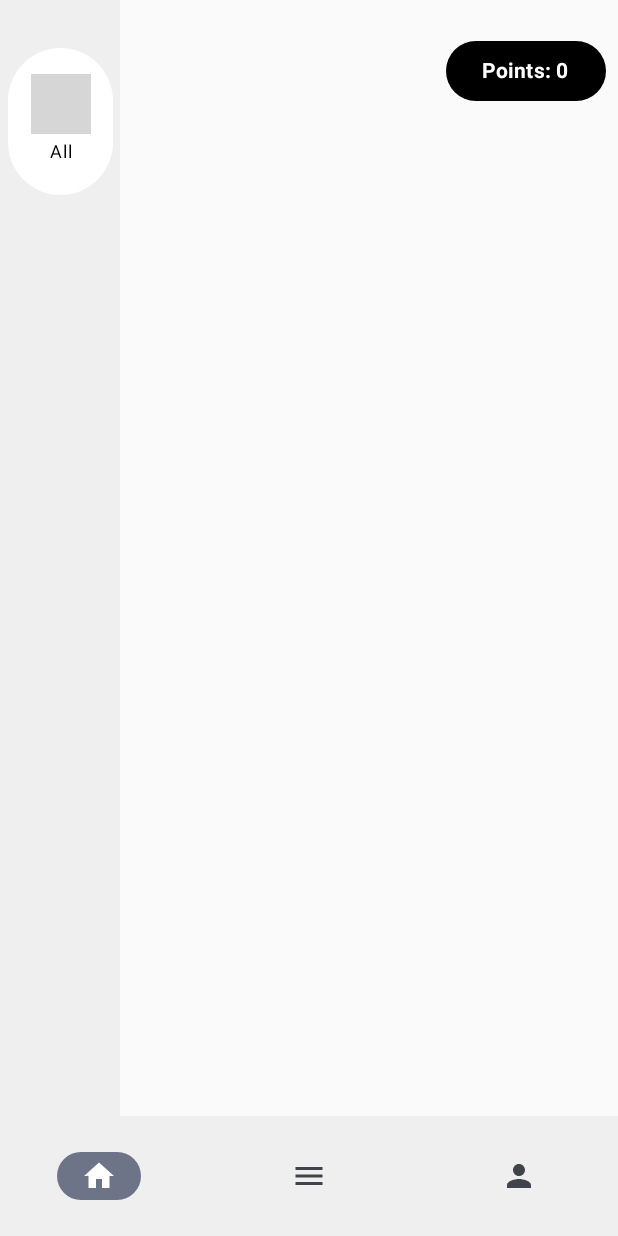
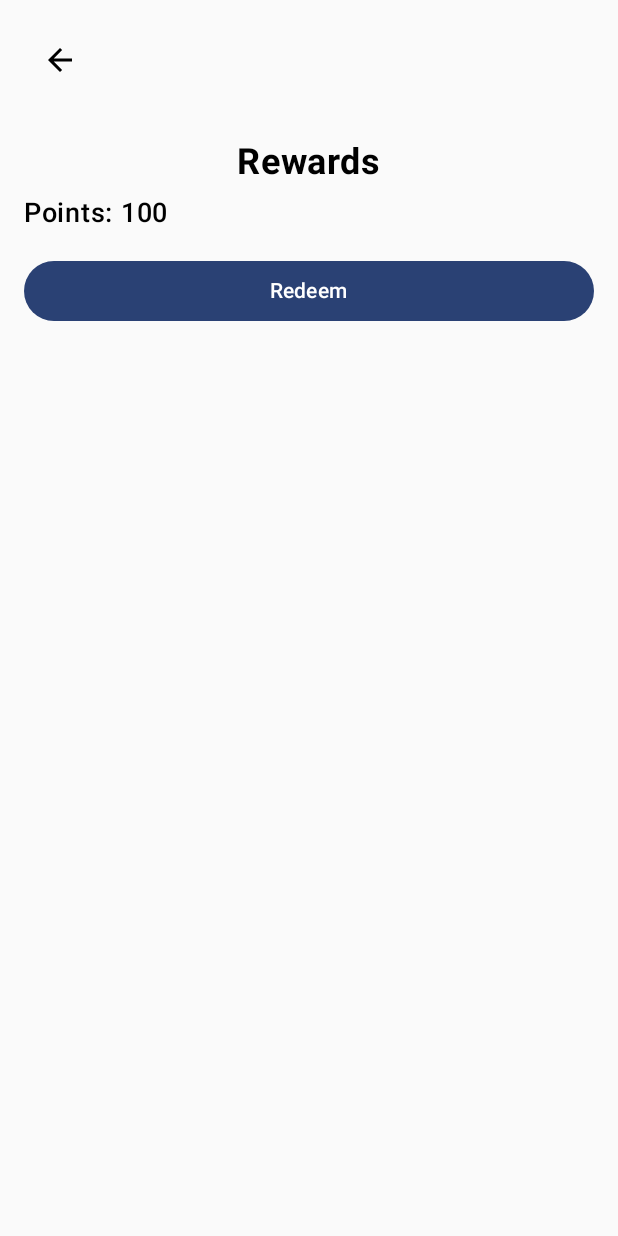
Before and after one commit to SookTengggg/UnderBigTreeApplication, an Android app built with Jetpack Compose: the CustHomeScreen screen opened through its navigation route, after a tap on an icon or button, on a phone screen of 412 x 824 dp. Run offline under Robolectric (Android 15) with nearby library versions, the phone set to English and light mode, and no system bars; our stand-ins replace Firebase (no records; nobody signed in at launch, a user with empty details on screens opened directly), Room's generated code, livedata-compose; grey boxes are pictures that could not be loaded.

Commit message:
Order+Redeem(just ui)

```diff
--- a/app/src/main/java/com/example/underbigtreeapplication/navigation/NavigationFlow.kt
+++ b/app/src/main/java/com/example/underbigtreeapplication/navigation/NavigationFlow.kt
@@ -16,11 +16,11 @@ import com.example.underbigtreeapplication.ui.customerHomePage.CustHomeScreen
 import com.example.underbigtreeapplication.ui.loginPage.LoginScreen
 import com.example.underbigtreeapplication.ui.order.OrderScreen
 import com.example.underbigtreeapplication.ui.order.OrderSummaryScreen
-import com.example.underbigtreeapplication.ui.order.UpdateOrderScreen
 import com.example.underbigtreeapplication.ui.payment.BankPaymentScreen
 import com.example.underbigtreeapplication.ui.payment.BankPaymentSuccess
 import com.example.underbigtreeapplication.ui.payment.TngPaymentScreen
 import com.example.underbigtreeapplication.ui.payment.TngPaymentSuccess
+import com.example.underbigtreeapplication.ui.pointPage.RewardsScreen
 import com.example.underbigtreeapplication.ui.signupPage.SignupScreen
 import com.example.underbigtreeapplication.ui.welcomePage.WelcomeScreen
 import com.example.underbigtreeapplication.viewModel.CartViewModel
@@ -92,6 +92,13 @@ fun NavigationFlow(navController: NavHostController) {
             )
         }
 
+        composable("point") {
+            RewardsScreen(
+                onBackClick = { navController.popBackStack() },
+                onRedeemClick={}
+            )
+        }
+
         composable("order/{foodId}") {backStackEntry ->
             val foodId = backStackEntry.arguments?.getString("foodId") ?: ""
             OrderScreen(
@@ -111,10 +118,6 @@ fun NavigationFlow(navController: NavHostController) {
                 navController,
                 onBackClick = { navController.popBackStack() },
             )
-        }
-
-        composable("updateOrder") {
-            UpdateOrderScreen()
         }
 
         composable("tngPayment/{totalAmount}") { backStackEntry ->
--- a/app/src/main/java/com/example/underbigtreeapplication/ui/customerHomePage/CustHomeScreen.kt
+++ b/app/src/main/java/com/example/underbigtreeapplication/ui/customerHomePage/CustHomeScreen.kt
@@ -109,7 +109,7 @@ fun CustHomeScreen(points: Int, modifier: Modifier = Modifier, viewModel: CustHo
                         Modifier.fillMaxWidth().padding(bottom = 8.dp),
                         horizontalArrangement = Arrangement.End
                     ) {
-                        Points(points = points, onClick = {/*TODO*/ })
+                        Points(points = points, onClick = {navController.navigate("point")})
                     }
 
                     TopCategory(
@@ -141,7 +141,7 @@ fun CustHomeScreen(points: Int, modifier: Modifier = Modifier, viewModel: CustHo
             }
             if (cartItems.isNotEmpty()) {
                 FloatingActionButton(
-                    onClick = { /*TODO*/ },
+                    onClick = { navController.navigate("orderSummaryScreen") },
                     modifier = Modifier
                         .align(alignment = Alignment.BottomEnd)
                         .padding(24.dp)
@@ -169,7 +169,7 @@ fun CustHomeScreen(points: Int, modifier: Modifier = Modifier, viewModel: CustHo
                 )
 
                 Column(Modifier.fillMaxSize()) {
-                    Points(points = points, onClick = {/* TODO */ })
+                    Points(points = points, onClick = {navController.navigate("point")})
 
                     val filteredItems = if (selectedCategory == "All") {
                         menus
--- a/app/src/main/java/com/example/underbigtreeapplication/ui/order/OrderSummaryScreen.kt
+++ b/app/src/main/java/com/example/underbigtreeapplication/ui/order/OrderSummaryScreen.kt
@@ -101,10 +101,7 @@ fun OrderSummaryScreen(
                 Row(
                     modifier = Modifier
                         .fillMaxWidth()
-                        .padding(vertical = 8.dp)
-                        .clickable {
-                            navController.navigate("updateOrder")
-                        },
+                        .padding(vertical = 8.dp),
                     verticalAlignment = Alignment.CenterVertically
                 ) {
                     AsyncImage(
--- a/app/src/main/java/com/example/underbigtreeapplication/ui/pointPage/PointScreen.kt
+++ /dev/null
@@ -1,3 +0,0 @@
-package com.example.underbigtreeapplication.ui.pointPage
-
-//tba
--- /dev/null
+++ b/app/src/main/java/com/example/underbigtreeapplication/ui/pointPage/RewardScreen.kt
@@ -0,0 +1,104 @@
+package com.example.underbigtreeapplication.ui.pointPage
+
+import androidx.compose.foundation.layout.Arrangement
+import androidx.compose.foundation.layout.Column
+import androidx.compose.foundation.layout.Row
+import androidx.compose.foundation.layout.Spacer
+import androidx.compose.foundation.layout.fillMaxSize
+import androidx.compose.foundation.layout.fillMaxWidth
+import androidx.compose.foundation.layout.height
+import androidx.compose.foundation.layout.padding
+import androidx.compose.foundation.lazy.LazyColumn
+import androidx.compose.foundation.lazy.items
+import androidx.compose.material.icons.Icons
+import androidx.compose.material.icons.automirrored.filled.ArrowBack
+import androidx.compose.material3.Button
+import androidx.compose.material3.Card
+import androidx.compose.material3.Icon
+import androidx.compose.material3.IconButton
+import androidx.compose.material3.RadioButton
+import androidx.compose.material3.Text
+import androidx.compose.runtime.Composable
+import androidx.compose.runtime.getValue
+import androidx.compose.runtime.livedata.observeAsState
+import androidx.compose.ui.Alignment
+import androidx.compose.ui.Modifier
+import androidx.compose.ui.graphics.Color
+import androidx.compose.ui.text.font.FontWeight
+import androidx.compose.ui.unit.dp
+import androidx.compose.ui.unit.sp
+import com.example.underbigtreeapplication.viewModel.RewardViewModel
+
+@Composable
+fun RewardsScreen(
+    onBackClick: () -> Unit = {},
+    onRedeemClick: () -> Unit = {},
+    viewModel: RewardViewModel = androidx.lifecycle.viewmodel.compose.viewModel()
+) {
+    val rewardsList by viewModel.rewards.observeAsState(emptyList())
+
+    Column(
+        modifier = Modifier
+            .fillMaxSize()
+            .padding(16.dp),
+        horizontalAlignment = Alignment.CenterHorizontally
+    ) {
+        Row(
+            modifier = Modifier.fillMaxWidth(),
+            verticalAlignment = Alignment.CenterVertically
+        ) {
+            IconButton(onClick = onBackClick) {
+                Icon(
+                    imageVector = Icons.AutoMirrored.Filled.ArrowBack,
+                    contentDescription = "Back"
+                )
+            }
+        }
+        Spacer(modifier = Modifier.height(10.dp))
+        Spacer(modifier = Modifier.height(20.dp))
+        Text("Rewards", fontSize = 24.sp, fontWeight = FontWeight.Bold)
+        Spacer(modifier = Modifier.height(8.dp))
+        Text(
+            "Points: 100",
+            fontSize = 18.sp,
+            fontWeight = FontWeight.Medium,
+            modifier = Modifier.align(Alignment.Start)
+        )
+
+        LazyColumn {
+            items(rewardsList) { reward ->
+                Card(
+                    modifier = Modifier
+                        .fillMaxWidth()
+                        .padding(vertical = 8.dp)
+                ) {
+                    Row(
+                        modifier = Modifier
+                            .fillMaxWidth()
+                            .padding(12.dp),
+                        horizontalArrangement = Arrangement.SpaceBetween
+                    ) {
+                        Column {
+                            Text(reward.name, fontWeight = FontWeight.Bold)
+                            Text("${reward.pointsRequired} pts")
+                            Text(reward.condition, fontSize = 12.sp, color = Color.Gray)
+                        }
+                        RadioButton(
+                            selected = false,
+                            onClick = { /* handle select */ }
+                        )
+                    }
+                }
+            }
+        }
+
+        Button(
+            onClick = { onRedeemClick()},
+            modifier = Modifier
+                .fillMaxWidth()
+                .padding(top = 16.dp)
+        ) {
+            Text("Redeem")
+        }
+    }
+}
--- a/app/src/main/java/com/example/underbigtreeapplication/viewModel/PointViewModel.kt
+++ /dev/null
@@ -1,3 +0,0 @@
-package com.example.underbigtreeapplication.viewModel
-
-//tba
--- /dev/null
+++ b/app/src/main/java/com/example/underbigtreeapplication/viewModel/RewardViewModel.kt
@@ -0,0 +1,49 @@
+package com.example.underbigtreeapplication.viewModel
+
+import androidx.lifecycle.LiveData
+import androidx.lifecycle.MutableLiveData
+import androidx.lifecycle.ViewModel
+import com.example.underbigtreeapplication.model.RewardItem
+import com.google.firebase.firestore.FirebaseFirestore
+import kotlin.random.Random
+
+class RewardViewModel : ViewModel() {
+
+    private val _rewards = MutableLiveData<List<RewardItem>>()
+    val rewards: LiveData<List<RewardItem>> = _rewards
+
+    private val db = FirebaseFirestore.getInstance()
+
+    init {
+        fetchAvailableRewards()
+    }
+
+    private fun fetchAvailableRewards() {
+        db.collection("Menu")
+            .whereEqualTo("availability", true)
+            .get()
+            .addOnSuccessListener { snapshot ->
+                val allAvailable = snapshot.documents.map { doc ->
+                    RewardItem(
+                        id = doc.id,
+                        name = doc.getString("name") ?: "Unknown",
+                        condition = "Can only redeem one time",
+                        pointsRequired = 50
+                    )
+                }
+
+                // Pick 3 random items
+                val randomThree = if (allAvailable.size <= 3) {
+                    allAvailable
+                } else {
+                    allAvailable.shuffled().take(3)
+                }
+
+                _rewards.value = randomThree
+            }
+            .addOnFailureListener { e ->
+                // Handle error
+                _rewards.value = emptyList()
+            }
+    }
+}
```
Also changed, not shown: app/src/main/java/com/example/underbigtreeapplication/model/RewardItem.kt (added, +9 -0 lines), app/src/main/java/com/example/underbigtreeapplication/ui/order/UpdateOrderScreen.kt (deleted, +0 -63 lines), app/src/main/java/com/example/underbigtreeapplication/viewModel/OrderSummaryViewModel.kt (+52 -16 lines), app/src/main/java/com/example/underbigtreeapplication/viewModel/UpdateOrderViewModel.kt (deleted, +0 -15 lines).
